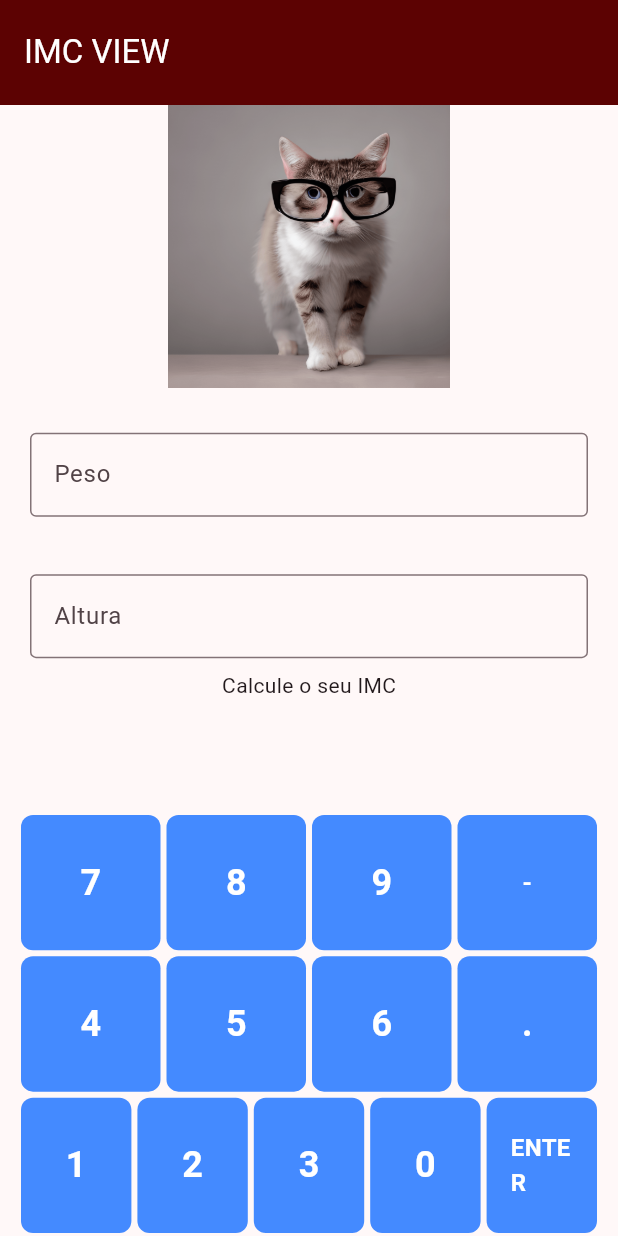
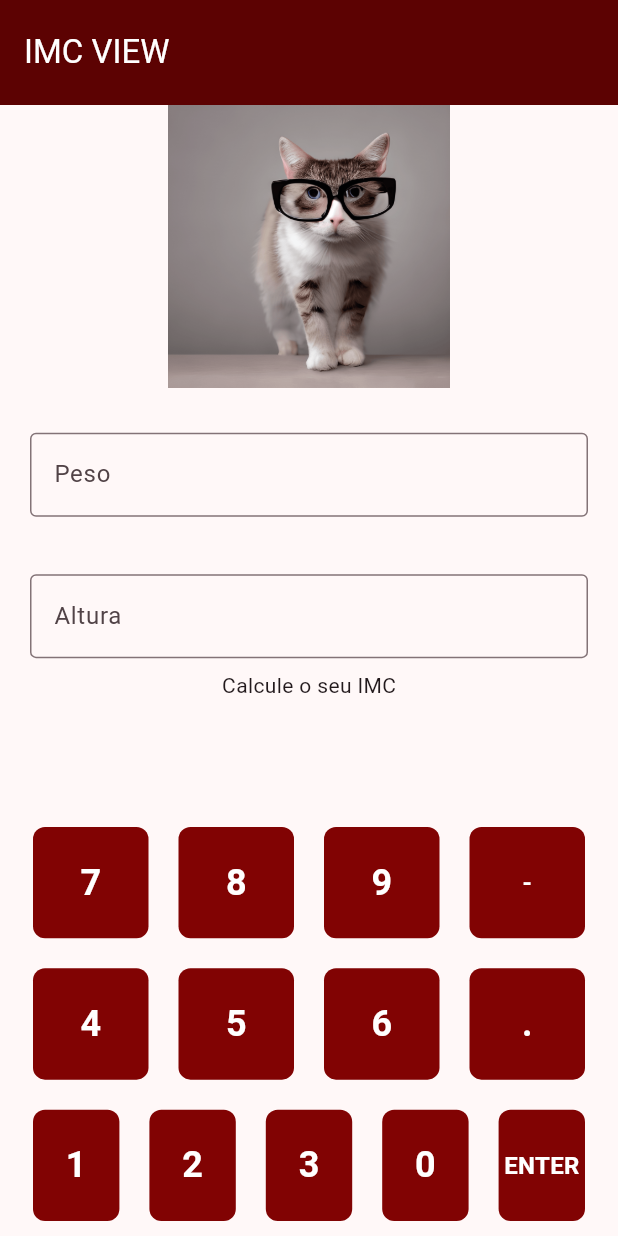
Before and after one commit to selingindev/imc_atividade_fatec_flutter, a Flutter app: the screen it shows after launch, on a phone screen of 412 x 824 dp. Run offline on Flutter 3.47's test engine with Material 3 defaults, Android fonts, the phone set to English and light mode, and no system bars.

Commit message:
tirnado padding nos buttons vallue

```diff
--- a/lib/src/UI/widgets/button_vallue_widget.dart
+++ b/lib/src/UI/widgets/button_vallue_widget.dart
@@ -16,13 +16,14 @@ class ButtonVallueWidget extends StatelessWidget {
   @override
   Widget build(BuildContext context) {
     return  GestureDetector(
+
         onTap: onTap, // Quando o botão for pressionado, chama o callback
         child: Container(
-          margin: const EdgeInsets.all(2.0),
-          padding: const EdgeInsets.symmetric(horizontal: 16.0),
+          margin: const EdgeInsets.all(10.0),
           decoration: BoxDecoration(
-            color: Colors.blueAccent,
+            color: const Color.fromARGB(255, 129, 3, 3),
             borderRadius: BorderRadius.circular(8.0),
+
           ),
           child: Center(
             child: Text(
```
